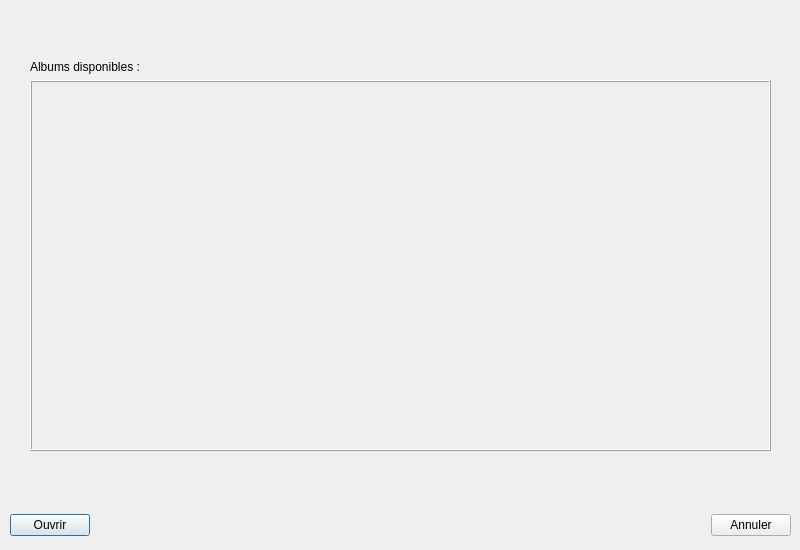
Above: projet/ouvriralbum.ui from BlackFox3000/M1-IHM-Project before the change. Below: the same form after it.
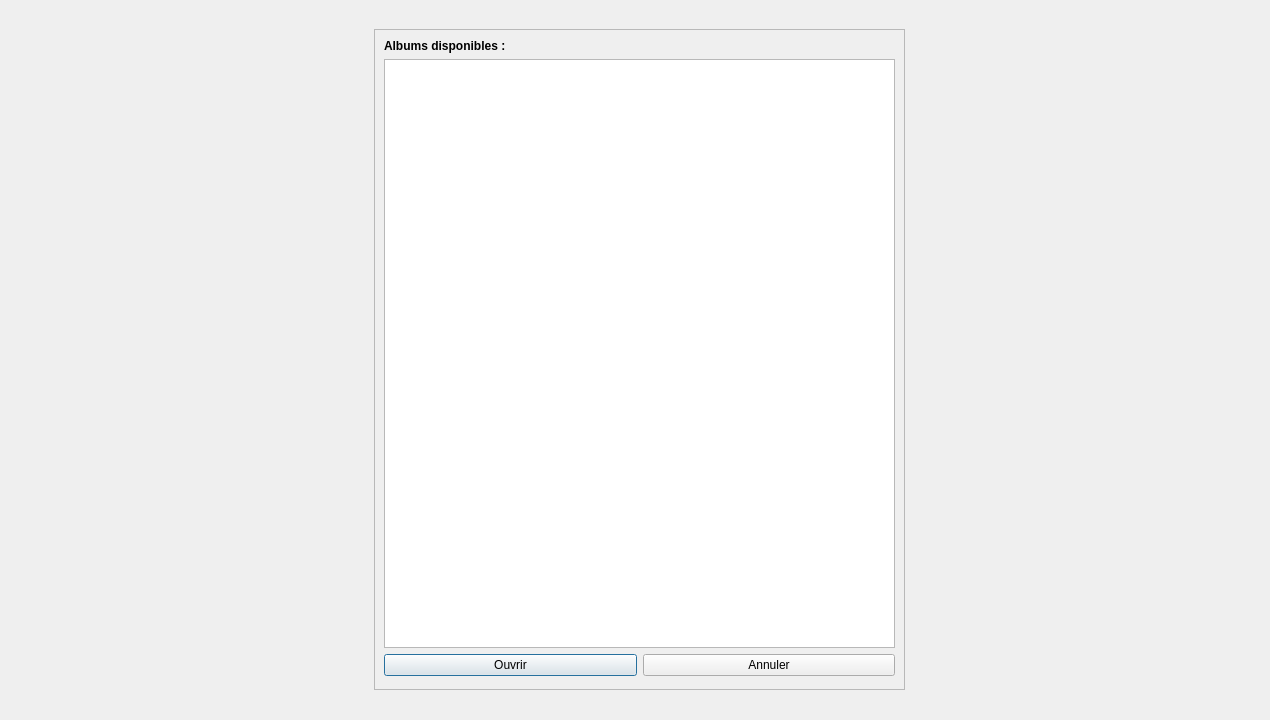
That is the form after the change.

```diff
--- a/projet/ouvriralbum.ui
+++ b/projet/ouvriralbum.ui
@@ -6,22 +6,62 @@
    <rect>
     <x>0</x>
     <y>0</y>
-    <width>800</width>
-    <height>550</height>
+    <width>1270</width>
+    <height>720</height>
    </rect>
   </property>
   <property name="windowTitle">
    <string>Ouvrir un album</string>
   </property>
-  <widget class="QWidget" name="">
+  <widget class="QFrame" name="frame">
+   <property name="geometry">
+    <rect>
+     <x>374</x>
+     <y>29</y>
+     <width>531</width>
+     <height>661</height>
+    </rect>
+   </property>
+   <property name="frameShape">
+    <enum>QFrame::StyledPanel</enum>
+   </property>
+   <property name="frameShadow">
+    <enum>QFrame::Raised</enum>
+   </property>
+   <widget class="QWidget" name="layoutWidget_2">
    <property name="geometry">
     <rect>
      <x>10</x>
-     <y>510</y>
-     <width>781</width>
-     <height>31</height>
-    </rect>
-   </property>
+      <y>10</y>
+      <width>511</width>
+      <height>637</height>
+     </rect>
+    </property>
+    <layout class="QVBoxLayout" name="verticalLayout_2">
+     <item>
+      <widget class="QLabel" name="label_5">
+       <property name="sizePolicy">
+        <sizepolicy hsizetype="Preferred" vsizetype="Preferred">
+         <horstretch>0</horstretch>
+         <verstretch>0</verstretch>
+        </sizepolicy>
+       </property>
+       <property name="font">
+        <font>
+         <bold>true</bold>
+        </font>
+       </property>
+       <property name="text">
+        <string>Albums disponibles :</string>
+       </property>
+      </widget>
+     </item>
+     <item>
+      <widget class="QListWidget" name="listWidget"/>
+     </item>
+     <item>
+      <layout class="QHBoxLayout" name="horizontalLayout_2">
+       <item>
    <layout class="QHBoxLayout" name="horizontalLayout">
     <item>
      <widget class="QPushButton" name="pushButton">
@@ -30,19 +70,6 @@
       </property>
      </widget>
     </item>
-    <item>
-     <spacer name="horizontalSpacer">
-      <property name="orientation">
-       <enum>Qt::Horizontal</enum>
-      </property>
-      <property name="sizeHint" stdset="0">
-       <size>
-        <width>40</width>
-        <height>20</height>
-       </size>
-      </property>
-     </spacer>
-    </item>
     <item>
      <widget class="QPushButton" name="pushButton_2">
       <property name="text">
@@ -51,35 +78,11 @@
      </widget>
     </item>
    </layout>
-  </widget>
-  <widget class="QWidget" name="">
-   <property name="geometry">
-    <rect>
-     <x>30</x>
-     <y>60</y>
-     <width>741</width>
-     <height>391</height>
-    </rect>
-   </property>
-   <layout class="QVBoxLayout" name="verticalLayout" stretch="0,1">
-    <item>
-     <widget class="QLabel" name="label">
-      <property name="text">
-       <string>Albums disponibles :</string>
-      </property>
-     </widget>
-    </item>
-    <item>
-     <widget class="QFrame" name="frame">
-      <property name="frameShape">
-       <enum>QFrame::Box</enum>
-      </property>
-      <property name="frameShadow">
-       <enum>QFrame::Raised</enum>
-      </property>
-     </widget>
-    </item>
-   </layout>
+       </item>
+      </layout>
+     </item>
+    </layout>
+   </widget>
   </widget>
  </widget>
  <resources/>
```
Lines whose indentation alone changed are shown as unchanged.
